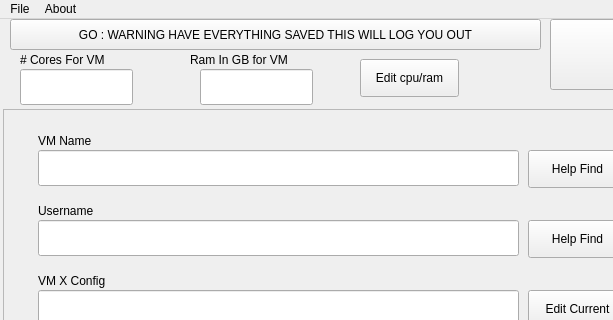
coryc257/GpuPassthroughSetup, file ui/Main.ui: the form before one commit; both pictures show x 0 to 613 and y 0 to 320 of the 756 by 639 pixel window.
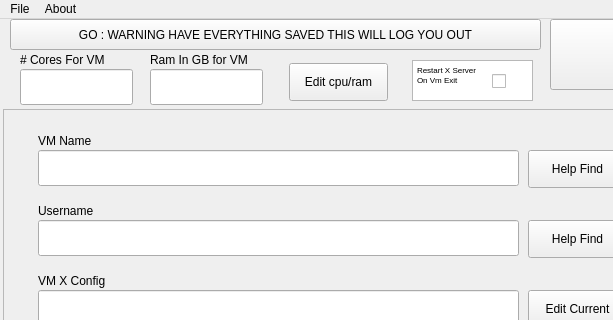
The form after the commit.

Commit message: The vm will sucessfuly start, the toggle button works, evdev works. The exit piece will cause a blank screen. TODO: debug commands called from a pi to find the correct chain

Patch:
```diff
--- a/ui/Main.ui
+++ b/ui/Main.ui
@@ -543,7 +543,7 @@
    <widget class="QLabel" name="lblRam">
     <property name="geometry">
      <rect>
-      <x>190</x>
+      <x>150</x>
       <y>30</y>
       <width>141</width>
       <height>22</height>
@@ -566,7 +566,7 @@
    <widget class="QLineEdit" name="txtRam">
     <property name="geometry">
      <rect>
-      <x>200</x>
+      <x>150</x>
       <y>50</y>
       <width>113</width>
       <height>36</height>
@@ -576,8 +576,8 @@
    <widget class="QPushButton" name="btnEditRamCPU">
     <property name="geometry">
      <rect>
-      <x>360</x>
-      <y>40</y>
+      <x>289</x>
+      <y>44</y>
       <width>99</width>
       <height>38</height>
      </rect>
@@ -586,6 +586,55 @@
      <string>Edit cpu/ram</string>
     </property>
    </widget>
+   <widget class="QCheckBox" name="chkRestartX">
+    <property name="geometry">
+     <rect>
+      <x>492</x>
+      <y>47</y>
+      <width>41</width>
+      <height>31</height>
+     </rect>
+    </property>
+    <property name="text">
+     <string/>
+    </property>
+   </widget>
+   <widget class="QTextEdit" name="textEdit">
+    <property name="geometry">
+     <rect>
+      <x>412</x>
+      <y>41</y>
+      <width>121</width>
+      <height>41</height>
+     </rect>
+    </property>
+    <property name="font">
+     <font>
+      <pointsize>8</pointsize>
+     </font>
+    </property>
+    <property name="readOnly">
+     <bool>true</bool>
+    </property>
+    <property name="html">
+     <string>&lt;!DOCTYPE HTML PUBLIC &quot;-//W3C//DTD HTML 4.0//EN&quot; &quot;http://www.w3.org/TR/REC-html40/strict.dtd&quot;&gt;
+&lt;html&gt;&lt;head&gt;&lt;meta name=&quot;qrichtext&quot; content=&quot;1&quot; /&gt;&lt;style type=&quot;text/css&quot;&gt;
+p, li { white-space: pre-wrap; }
+&lt;/style&gt;&lt;/head&gt;&lt;body style=&quot; font-family:'Noto Sans'; font-size:8pt; font-weight:400; font-style:normal;&quot;&gt;
+&lt;p style=&quot; margin-top:0px; margin-bottom:0px; margin-left:0px; margin-right:0px; -qt-block-indent:0; text-indent:0px;&quot;&gt;&lt;span style=&quot; font-size:6pt;&quot;&gt;Restart X Server&lt;/span&gt;&lt;/p&gt;
+&lt;p style=&quot; margin-top:0px; margin-bottom:0px; margin-left:0px; margin-right:0px; -qt-block-indent:0; text-indent:0px;&quot;&gt;&lt;span style=&quot; font-size:6pt;&quot;&gt;On Vm Exit&lt;/span&gt;&lt;/p&gt;&lt;/body&gt;&lt;/html&gt;</string>
+    </property>
+   </widget>
+   <zorder>textEdit</zorder>
+   <zorder>btnMouseToggle</zorder>
+   <zorder>btnGo</zorder>
+   <zorder>scrollArea</zorder>
+   <zorder>lblCores</zorder>
+   <zorder>lblRam</zorder>
+   <zorder>txtCores</zorder>
+   <zorder>txtRam</zorder>
+   <zorder>btnEditRamCPU</zorder>
+   <zorder>chkRestartX</zorder>
   </widget>
   <widget class="QMenuBar" name="menubar">
    <property name="geometry">
```
Left out of the diff: 31 changed lines with no effect on the pictures. The commit also changes 18 other files.
